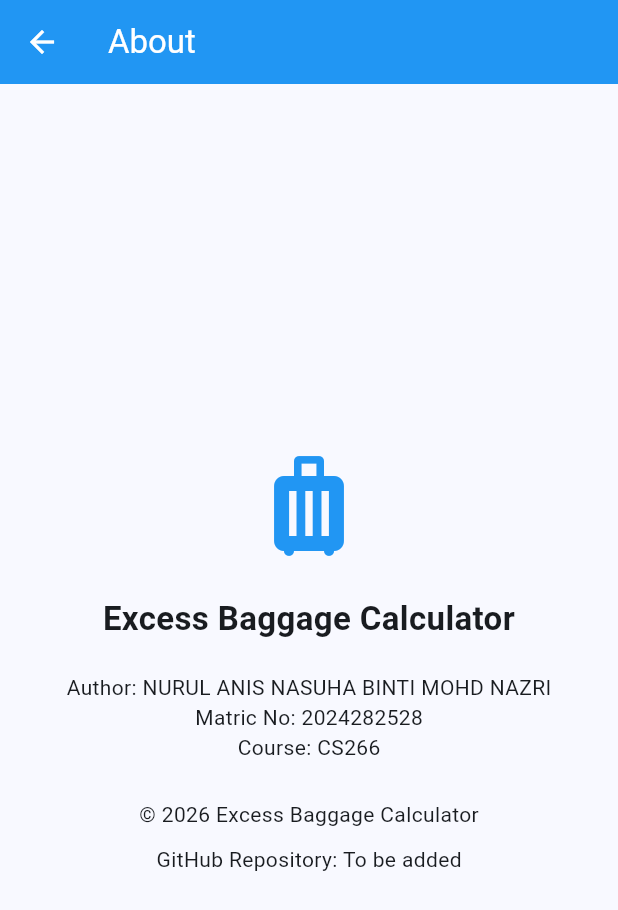
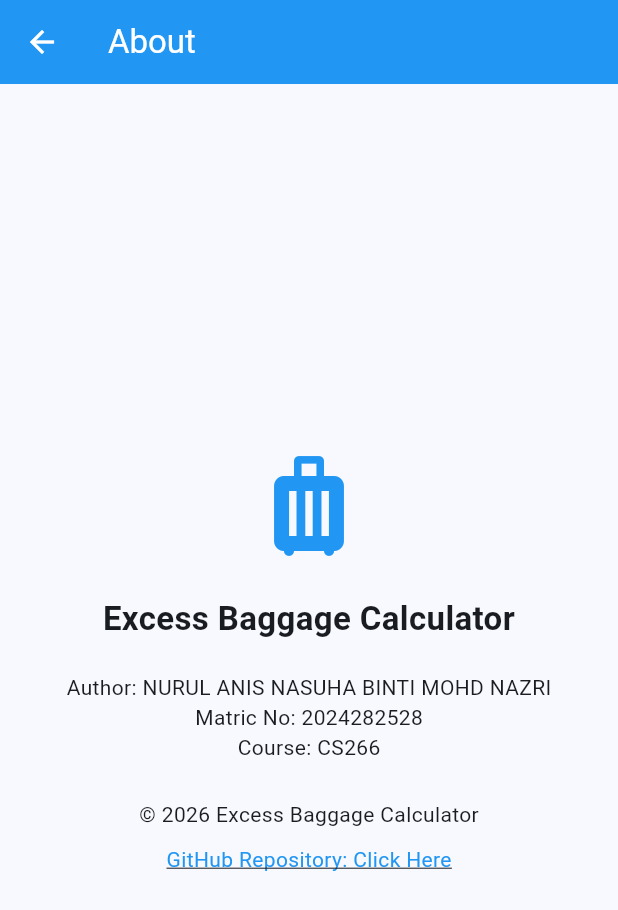
Before and after one commit to 2024282528/excess_baggage_calculator, a Flutter app: the screen it shows after launch, in the side drawer, after a tap on "About", on a phone screen of 412 x 824 dp. Shown: the top 910 px of the screen. Run offline on Flutter 3.47's test engine with Material 3 defaults, Android fonts, the phone set to English and light mode, and no system bars; our stand-ins replace material_ui.

Commit message:
Update About Page and GitHub link

```diff
--- a/lib/main.dart
+++ b/lib/main.dart
@@ -1,5 +1,6 @@
 
 import 'package:material_ui/material_ui.dart';
+import 'package:url_launcher/url_launcher.dart';
 
 void main() {
   runApp(const MyApp());
@@ -300,7 +301,7 @@ class AboutPage extends StatelessWidget {
         backgroundColor: Colors.blue,
         foregroundColor: Colors.white,
       ),
-      body: const Center(
+      body: Center(
         child: Padding(
           padding: EdgeInsets.all(25),
           child: Column(
@@ -327,7 +328,21 @@ class AboutPage extends StatelessWidget {
               SizedBox(height: 25),
               Text('© 2026 Excess Baggage Calculator'),
               SizedBox(height: 10),
-              Text('GitHub Repository: To be added'),
+              InkWell(
+  onTap: () async {
+    final url = Uri.parse(
+      'https://github.com/2024282528-png/excess_baggage_calculator',
+    );
+    await launchUrl(url);
+  },
+  child: const Text(
+    'GitHub Repository: Click Here',
+    style: TextStyle(
+      color: Colors.blue,
+      decoration: TextDecoration.underline,
+    ),
+  ),
+),
             ],
           ),
         ),
--- a/pubspec.yaml
+++ b/pubspec.yaml
@@ -35,6 +35,7 @@ dependencies:
   # The following adds the Cupertino Icons font to your application.
   # Use with the CupertinoIcons class for iOS style icons.
   cupertino_icons: ^1.0.8
+  url_launcher: ^6.3.3
 
 dev_dependencies:
   flutter_test:
```
Also changed, not shown: pubspec.lock, 5 other files.
